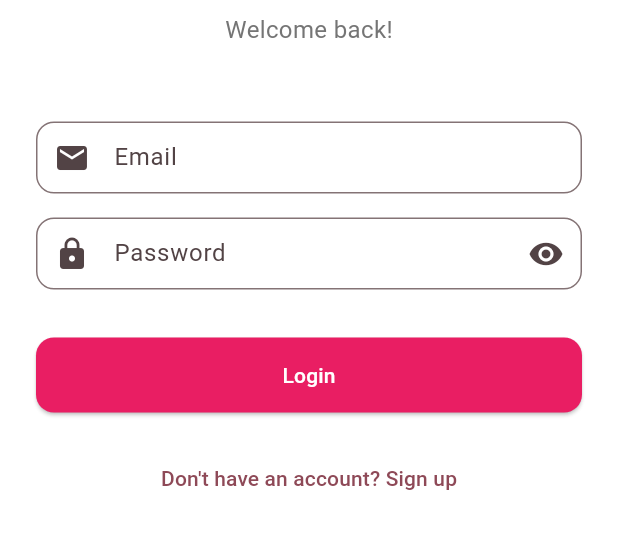
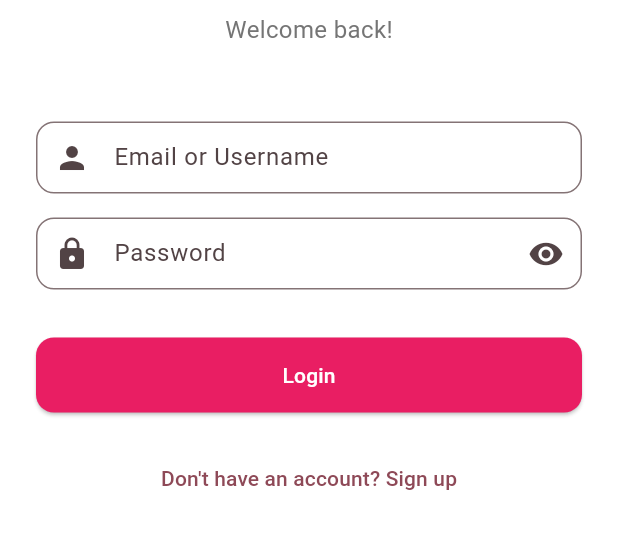
Before and after one commit to AyushSingh4321/SoulSyncFullStack, a Flutter app: the screen it shows after launch, on a phone screen of 412 x 824 dp, the part 330-879 px from its top. Run offline on Flutter 3.47's test engine with Material 3 defaults, Android fonts, the phone set to English and light mode, and no system bars; our stand-ins replace cached_network_image, flutter_dotenv, get, image_picker, shared_preferences; missing offline and left inert: stomp_dart_client; accounts and stored records are empty.

```diff
--- a/lib/app/modules/auth/controllers/auth_controller.dart
+++ b/lib/app/modules/auth/controllers/auth_controller.dart
@@ -50,6 +50,11 @@ class AuthController extends GetxController {
     // }
     if (emailController.text.isEmpty || usernameController.text.isEmpty) {
       Get.snackbar('Error', 'Please enter both email and username');
+      return;
+    }
+
+    if (passwordController.text.length < 6) {
+      Get.snackbar('Error', 'Password must be at least 6 characters long');
       return;
     }
 
--- a/lib/app/modules/auth/views/auth_view.dart
+++ b/lib/app/modules/auth/views/auth_view.dart
@@ -70,9 +70,18 @@ class AuthView extends GetView<AuthController> {
                             if (!controller.isLogin.value) ...[
                               TextField(
                                 controller: controller.usernameController,
-                                decoration: const InputDecoration(
+                                enabled:
+                                    !controller
+                                        .showOtpField
+                                        .value, // Disable after OTP
+                                decoration: InputDecoration(
                                   labelText: 'Username',
-                                  prefixIcon: Icon(Icons.person),
+                                  prefixIcon: const Icon(Icons.person),
+                                  fillColor:
+                                      controller.showOtpField.value
+                                          ? Colors.grey[200]
+                                          : null,
+                                  filled: controller.showOtpField.value,
                                 ),
                               ),
                               const SizedBox(height: 16),
@@ -81,10 +90,28 @@ class AuthView extends GetView<AuthController> {
                             // Email field
                             TextField(
                               controller: controller.emailController,
-                              keyboardType: TextInputType.emailAddress,
-                              decoration: const InputDecoration(
-                                labelText: 'Email',
-                                prefixIcon: Icon(Icons.email),
+                              enabled:
+                                  !controller
+                                      .showOtpField
+                                      .value, // Disable after OTP
+                              keyboardType:
+                                  controller.isLogin.value
+                                      ? TextInputType.text
+                                      : TextInputType.emailAddress,
+                              decoration: InputDecoration(
+                                labelText:
+                                    controller.isLogin.value
+                                        ? 'Email or Username'
+                                        : 'Email',
+                                prefixIcon:
+                                    controller.isLogin.value
+                                        ? const Icon(Icons.person)
+                                        : const Icon(Icons.email),
+                                fillColor:
+                                    controller.showOtpField.value
+                                        ? Colors.grey[200]
+                                        : null,
+                                filled: controller.showOtpField.value,
                               ),
                             ),
                             const SizedBox(height: 16),
@@ -92,6 +119,10 @@ class AuthView extends GetView<AuthController> {
                             // Password field
                             TextField(
                               controller: controller.passwordController,
+                              enabled:
+                                  !controller
+                                      .showOtpField
+                                      .value, // Disable after OTP
                               obscureText: controller.obscurePassword.value,
                               decoration: InputDecoration(
                                 labelText: 'Password',
@@ -103,8 +134,15 @@ class AuthView extends GetView<AuthController> {
                                         : Icons.visibility_off,
                                   ),
                                   onPressed:
-                                      controller.togglePasswordVisibility,
+                                      controller.showOtpField.value
+                                          ? null
+                                          : controller.togglePasswordVisibility,
                                 ),
+                                fillColor:
+                                    controller.showOtpField.value
+                                        ? Colors.grey[200]
+                                        : null,
+                                filled: controller.showOtpField.value,
                               ),
                             ),
 
@@ -140,7 +178,10 @@ class AuthView extends GetView<AuthController> {
                                   onPressed:
                                       controller.isLoading.value
                                           ? null
-                                          : controller.login,
+                                          : () {
+                                            FocusScope.of(context).unfocus();
+                                            controller.login();
+                                          },
                                   child:
                                       controller.isLoading.value
                                           ? const CircularProgressIndicator(
@@ -159,7 +200,10 @@ class AuthView extends GetView<AuthController> {
                                     onPressed:
                                         controller.isLoading.value
                                             ? null
-                                            : controller.sendOtp,
+                                            : () {
+                                                FocusScope.of(context).unfocus();
+                                                controller.sendOtp();
+                                              },
                                     child:
                                         controller.isLoading.value
                                             ? const CircularProgressIndicator(
@@ -176,7 +220,10 @@ class AuthView extends GetView<AuthController> {
                                     onPressed:
                                         controller.isLoading.value
                                             ? null
-                                            : controller.validateOtp,
+                                            : () {
+                                                FocusScope.of(context).unfocus();
+                                                controller.validateOtp();
+                                              },
                                     child:
                                         controller.isLoading.value
                                             ? const CircularProgressIndicator(
```
